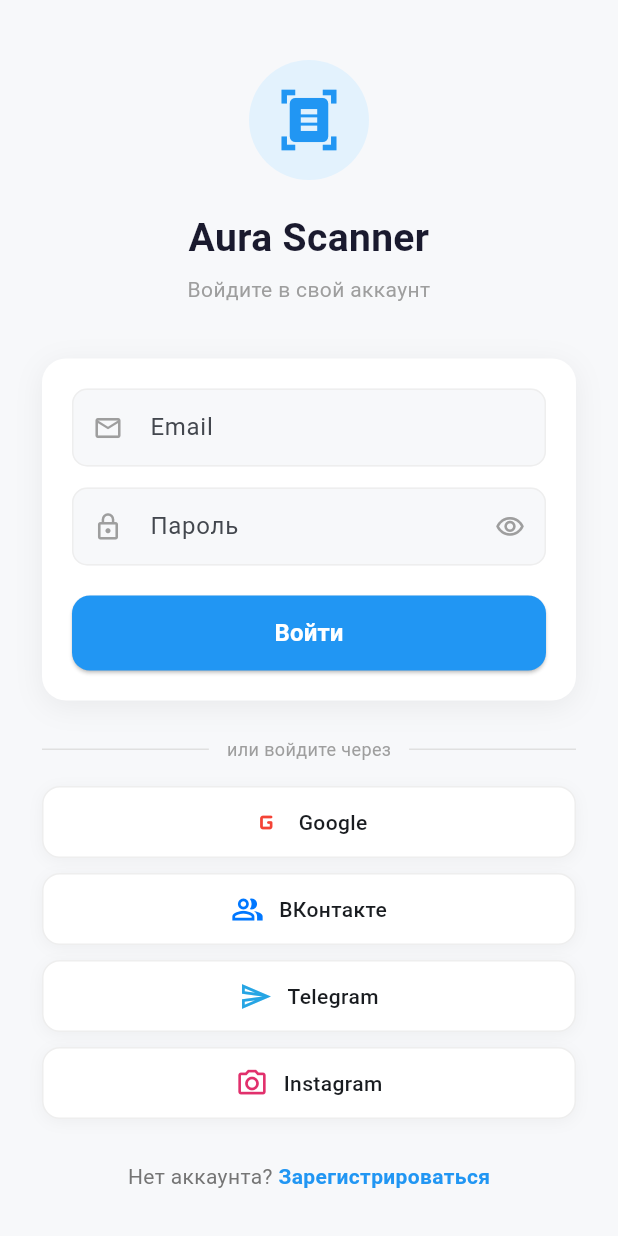
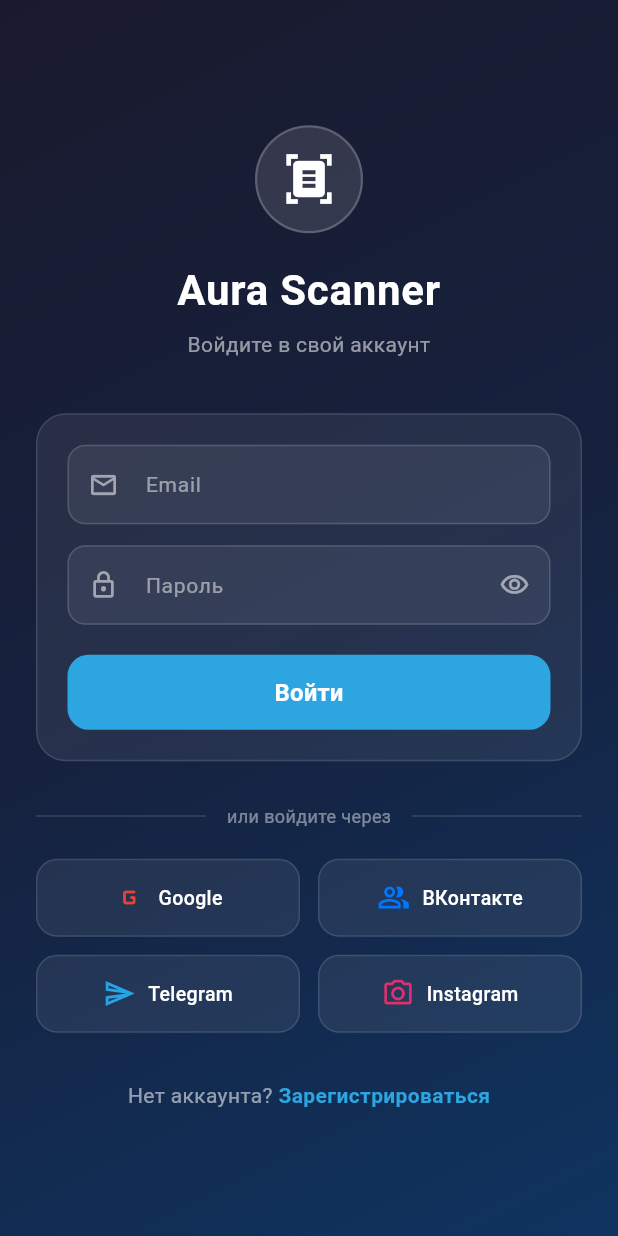
Before and after one commit to nekopunk44/Aura-scaner, a Flutter app: the screen it shows after launch, on a phone screen of 412 x 824 dp. Run offline on Flutter 3.47's test engine with Material 3 defaults, Android fonts, the phone set to English and light mode, and no system bars; our stand-ins replace app_links, camera, dio, file_picker, image_cropper, image_picker and 8 more; missing offline and left inert: docx_to_text, flutter_doc_scanner, flutter_tesseract_ocr, flutter_web_auth_2, google_mlkit_language_id, google_mlkit_text_recognition and 6 more.

Commit message:
redesign: dark theme login screen and Telegram callback page

```diff
--- a/scanner_ap/lib/screens/auth/login_screen.dart
+++ b/scanner_ap/lib/screens/auth/login_screen.dart
@@ -53,7 +53,6 @@
     }
   }
 
-  /// Выполняет социальную авторизацию, навигирует на главный экран при успехе.
   Future<void> _socialLogin(Future<AuthUser> Function() authCall) async {
     setState(() => _isLoading = true);
     try {
@@ -76,9 +75,7 @@
   }
 
   void _onGoogleTap() => _socialLogin(_socialAuth.loginWithGoogle);
-
   void _onVkTap() => _socialLogin(_socialAuth.loginWithVk);
-
   void _onTelegramTap() => _socialLogin(() => _socialAuth.loginWithTelegram(context));
 
   void _onInstagramTap() {
@@ -92,72 +89,93 @@
         backgroundColor: Color(0xFFE1306C),
       ),
     );
-    // Раскомментируйте после настройки Instagram Basic Display API:
-    // _socialLogin(_socialAuth.loginWithInstagram);
   }
 
   @override
   Widget build(BuildContext context) {
     return Scaffold(
-      backgroundColor: const Color(0xFFF7F8FA),
-      body: SafeArea(
+      body: Container(
+        decoration: const BoxDecoration(
+          gradient: LinearGradient(
+            begin: Alignment.topLeft,
+            end: Alignment.bottomRight,
+            colors: [Color(0xFF1a1a2e), Color(0xFF16213e), Color(0xFF0f3460)],
+          ),
+        ),
+        child: SafeArea(
           child: Center(
             child: SingleChildScrollView(
-            padding: const EdgeInsets.symmetric(horizontal: 28, vertical: 16),
+              padding: const EdgeInsets.symmetric(horizontal: 24, vertical: 24),
               child: Column(
                 crossAxisAlignment: CrossAxisAlignment.stretch,
                 children: [
-                const SizedBox(height: 24),
-                // Логотип
-                Container(
-                  width: 80,
-                  height: 80,
-                  margin: const EdgeInsets.only(bottom: 20),
+                  const SizedBox(height: 16),
+
+                  // Logo
+                  Center(
+                    child: Container(
+                      width: 72,
+                      height: 72,
                       decoration: BoxDecoration(
-                    color: Colors.blue.shade50,
+                        color: Colors.white.withValues(alpha: 0.12),
                         shape: BoxShape.circle,
+                        border: Border.all(
+                          color: Colors.white.withValues(alpha: 0.2),
+                          width: 1.5,
                         ),
-                  child: const Icon(Icons.document_scanner,
-                      size: 44, color: Colors.blue),
                       ),
+                      child: const Icon(
+                        Icons.document_scanner,
+                        size: 36,
+                        color: Colors.white,
+                      ),
+                    ),
+                  ),
+
+                  const SizedBox(height: 18),
+
                   const Text(
                     'Aura Scanner',
                     textAlign: TextAlign.center,
                     style: TextStyle(
-                      fontSize: 26,
+                      fontSize: 28,
                       fontWeight: FontWeight.bold,
-                      color: Color(0xFF1A1A2E)),
+                      color: Colors.white,
+                      letterSpacing: 0.5,
+                    ),
                   ),
                   const SizedBox(height: 6),
                   Text(
                     'Войдите в свой аккаунт',
                     textAlign: TextAlign.center,
-                  style: TextStyle(fontSize: 14, color: Colors.grey.shade500),
+                    style: TextStyle(
+                      fontSize: 14,
+                      color: Colors.white.withValues(alpha: 0.55),
                     ),
+                  ),
+
                   const SizedBox(height: 36),
 
-                // Форма
+                  // Form card
                   Container(
                     decoration: BoxDecoration(
-                    color: Colors.white,
-                    borderRadius: BorderRadius.circular(16),
-                    boxShadow: [
-                      BoxShadow(
-                        color: Colors.black.withValues(alpha: 0.06),
-                        blurRadius: 16,
-                        offset: const Offset(0, 4),
+                      color: Colors.white.withValues(alpha: 0.07),
+                      borderRadius: BorderRadius.circular(20),
+                      border: Border.all(
+                        color: Colors.white.withValues(alpha: 0.12),
+                        width: 1,
                       ),
-                    ],
                     ),
                     padding: const EdgeInsets.all(20),
                     child: Form(
                       key: _formKey,
                       child: Column(
                         children: [
-                        TextFormField(
+                          _DarkTextField(
                             controller: _emailController,
+                            label: 'Email',
+                            icon: Icons.email_outlined,
                             keyboardType: TextInputType.emailAddress,
-                          decoration: _inputDecoration('Email', Icons.email_outlined),
                             validator: (v) {
                               if (v == null || v.trim().isEmpty) return 'Введите email';
                               if (!v.contains('@')) return 'Некорректный email';
@@ -165,23 +183,21 @@
                             },
                           ),
                           const SizedBox(height: 14),
-                        TextFormField(
+                          _DarkTextField(
                             controller: _passwordController,
+                            label: 'Пароль',
+                            icon: Icons.lock_outline,
                             obscureText: _obscurePassword,
-                          decoration: _inputDecoration(
-                            'Пароль',
-                            Icons.lock_outline,
                             suffix: IconButton(
                               icon: Icon(
                                 _obscurePassword
                                     ? Icons.visibility_outlined
                                     : Icons.visibility_off_outlined,
-                                color: Colors.grey,
+                                color: Colors.white54,
                                 size: 20,
                               ),
-                              onPressed: () => setState(
-                                  () => _obscurePassword = !_obscurePassword),
-                            ),
+                              onPressed: () =>
+                                  setState(() => _obscurePassword = !_obscurePassword),
                             ),
                             validator: (v) {
                               if (v == null || v.isEmpty) return 'Введите пароль';
@@ -196,9 +212,13 @@
                             child: ElevatedButton(
                               onPressed: _isLoading ? null : _login,
                               style: ElevatedButton.styleFrom(
-                              backgroundColor: Colors.blue,
+                                backgroundColor: const Color(0xFF2CA5E0),
+                                disabledBackgroundColor:
+                                    const Color(0xFF2CA5E0).withValues(alpha: 0.4),
                                 shape: RoundedRectangleBorder(
-                                  borderRadius: BorderRadius.circular(12)),
+                                  borderRadius: BorderRadius.circular(14),
+                                ),
+                                elevation: 0,
                               ),
                               child: _isLoading
                                   ? const SizedBox(
@@ -207,11 +227,14 @@
                                       child: CircularProgressIndicator(
                                           strokeWidth: 2, color: Colors.white),
                                     )
-                                : const Text('Войти',
+                                  : const Text(
+                                      'Войти',
                                       style: TextStyle(
                                         fontSize: 16,
                                         fontWeight: FontWeight.w600,
-                                        color: Colors.white)),
+                                        color: Colors.white,
+                                      ),
+                                    ),
                             ),
                           ),
                         ],
@@ -219,61 +242,94 @@
                     ),
                   ),
 
-                const SizedBox(height: 24),
+                  const SizedBox(height: 28),
 
-                // Разделитель
+                  // Divider
                   Row(
                     children: [
-                    Expanded(child: Divider(color: Colors.grey.shade300)),
+                      Expanded(
+                        child: Divider(
+                          color: Colors.white.withValues(alpha: 0.15),
+                        ),
+                      ),
                       Padding(
-                      padding: const EdgeInsets.symmetric(horizontal: 12),
-                      child: Text('или войдите через',
+                        padding: const EdgeInsets.symmetric(horizontal: 14),
+                        child: Text(
+                          'или войдите через',
                           style: TextStyle(
-                              fontSize: 12, color: Colors.grey.shade500)),
+                            fontSize: 12,
+                            color: Colors.white.withValues(alpha: 0.45),
                           ),
-                    Expanded(child: Divider(color: Colors.grey.shade300)),
+                        ),
+                      ),
+                      Expanded(
+                        child: Divider(
+                          color: Colors.white.withValues(alpha: 0.15),
+                        ),
+                      ),
                     ],
                   ),
 
-                const SizedBox(height: 16),
+                  const SizedBox(height: 20),
 
-                // Социальные кнопки
-                _SocialButton(
+                  // Social buttons grid
+                  Row(
+                    children: [
+                      Expanded(
+                        child: _SocialTile(
                           label: 'Google',
+                          color: const Color(0xFFEA4335),
                           icon: Icons.g_mobiledata_rounded,
-                  iconColor: Colors.red,
                           onTap: _isLoading ? null : _onGoogleTap,
                         ),
-                const SizedBox(height: 10),
-                _SocialButton(
+                      ),
+                      const SizedBox(width: 12),
+                      Expanded(
+                        child: _SocialTile(
                           label: 'ВКонтакте',
+                          color: const Color(0xFF0077FF),
                           icon: Icons.people_alt_outlined,
-                  iconColor: const Color(0xFF0077FF),
                           onTap: _isLoading ? null : _onVkTap,
                         ),
-                const SizedBox(height: 10),
-                _SocialButton(
+                      ),
+                    ],
+                  ),
+                  const SizedBox(height: 12),
+                  Row(
+                    children: [
+                      Expanded(
+                        child: _SocialTile(
                           label: 'Telegram',
+                          color: const Color(0xFF26A5E4),
                           icon: Icons.send_outlined,
-                  iconColor: const Color(0xFF26A5E4),
                           onTap: _isLoading ? null : _onTelegramTap,
                         ),
-                const SizedBox(height: 10),
-                _SocialButton(
+                      ),
+                      const SizedBox(width: 12),
+                      Expanded(
+                        child: _SocialTile(
                           label: 'Instagram',
+                          color: const Color(0xFFE1306C),
                           icon: Icons.camera_alt_outlined,
-                  iconColor: const Color(0xFFE1306C),
                           onTap: _isLoading ? null : _onInstagramTap,
                         ),
+                      ),
+                    ],
+                  ),
 
-                const SizedBox(height: 28),
+                  const SizedBox(height: 32),
 
-                // Регистрация
+                  // Register link
                   Row(
                     mainAxisAlignment: MainAxisAlignment.center,
                     children: [
-                    Text('Нет аккаунта? ',
-                        style: TextStyle(color: Colors.grey.shade600)),
+                      Text(
+                        'Нет аккаунта? ',
+                        style: TextStyle(
+                          color: Colors.white.withValues(alpha: 0.55),
+                          fontSize: 14,
+                        ),
+                      ),
                       GestureDetector(
                         onTap: () => Navigator.push(
                           context,
@@ -283,91 +339,134 @@
                         child: const Text(
                           'Зарегистрироваться',
                           style: TextStyle(
-                            color: Colors.blue,
-                            fontWeight: FontWeight.w600),
+                            color: Color(0xFF2CA5E0),
+                            fontWeight: FontWeight.w600,
+                            fontSize: 14,
+                          ),
                         ),
                       ),
                     ],
                   ),
+
                   const SizedBox(height: 16),
                 ],
               ),
             ),
           ),
         ),
-    );
-  }
-
-  InputDecoration _inputDecoration(String label, IconData icon,
-      {Widget? suffix}) {
-    return InputDecoration(
-      labelText: label,
-      prefixIcon: Icon(icon, size: 20, color: Colors.grey),
-      suffixIcon: suffix,
-      filled: true,
-      fillColor: const Color(0xFFF7F8FA),
-      border: OutlineInputBorder(
-        borderRadius: BorderRadius.circular(10),
-        borderSide: BorderSide(color: Colors.grey.shade200),
       ),
-      enabledBorder: OutlineInputBorder(
-        borderRadius: BorderRadius.circular(10),
-        borderSide: BorderSide(color: Colors.grey.shade200),
-      ),
-      focusedBorder: OutlineInputBorder(
-        borderRadius: BorderRadius.circular(10),
-        borderSide: const BorderSide(color: Colors.blue),
-      ),
-      contentPadding:
-          const EdgeInsets.symmetric(horizontal: 16, vertical: 14),
     );
   }
 }
 
-class _SocialButton extends StatelessWidget {
+class _DarkTextField extends StatelessWidget {
+  final TextEditingController controller;
   final String label;
   final IconData icon;
-  final Color iconColor;
-  // nullable — кнопка отключается во время загрузки (_isLoading = true)
+  final TextInputType? keyboardType;
+  final bool obscureText;
+  final Widget? suffix;
+  final String? Function(String?)? validator;
+
+  const _DarkTextField({
+    required this.controller,
+    required this.label,
+    required this.icon,
+    this.keyboardType,
+    this.obscureText = false,
+    this.suffix,
+    this.validator,
+  });
+
+  @override
+  Widget build(BuildContext context) {
+    return TextFormField(
+      controller: controller,
+      keyboardType: keyboardType,
+      obscureText: obscureText,
+      style: const TextStyle(color: Colors.white, fontSize: 15),
+      validator: validator,
+      decoration: InputDecoration(
+        labelText: label,
+        labelStyle: TextStyle(color: Colors.white.withValues(alpha: 0.5), fontSize: 14),
+        prefixIcon: Icon(icon, size: 20, color: Colors.white54),
+        suffixIcon: suffix,
+        filled: true,
+        fillColor: Colors.white.withValues(alpha: 0.07),
+        border: OutlineInputBorder(
+          borderRadius: BorderRadius.circular(12),
+          borderSide: BorderSide(color: Colors.white.withValues(alpha: 0.15)),
+        ),
+        enabledBorder: OutlineInputBorder(
+          borderRadius: BorderRadius.circular(12),
+          borderSide: BorderSide(color: Colors.white.withValues(alpha: 0.15)),
+        ),
+        focusedBorder: OutlineInputBorder(
+          borderRadius: BorderRadius.circular(12),
+          borderSide: const BorderSide(color: Color(0xFF2CA5E0), width: 1.5),
+        ),
+        errorBorder: OutlineInputBorder(
+          borderRadius: BorderRadius.circular(12),
+          borderSide: const BorderSide(color: Colors.redAccent),
+        ),
+        focusedErrorBorder: OutlineInputBorder(
+          borderRadius: BorderRadius.circular(12),
+          borderSide: const BorderSide(color: Colors.redAccent, width: 1.5),
+        ),
+        errorStyle: const TextStyle(color: Colors.redAccent, fontSize: 12),
+        contentPadding:
+            const EdgeInsets.symmetric(horizontal: 16, vertical: 15),
+      ),
+    );
+  }
+}
+
+class _SocialTile extends StatelessWidget {
+  final String label;
+  final Color color;
+  final IconData icon;
   final VoidCallback? onTap;
 
-  const _SocialButton({
+  const _SocialTile({
     required this.label,
+    required this.color,
     required this.icon,
-    required this.iconColor,
     required this.onTap,
   });
 
   @override
   Widget build(BuildContext context) {
-    return InkWell(
+    return Material(
+      color: Colors.transparent,
+      child: InkWell(
         onTap: onTap,
-      borderRadius: BorderRadius.circular(12),
+        borderRadius: BorderRadius.circular(14),
+        splashColor: color.withValues(alpha: 0.15),
         child: Container(
-        height: 48,
+          height: 52,
           decoration: BoxDecoration(
-          color: Colors.white,
-          borderRadius: BorderRadius.circular(12),
-          border: Border.all(color: Colors.grey.shade200),
-          boxShadow: [
-            BoxShadow(
-              color: Colors.black.withValues(alpha: 0.04),
-              blurRadius: 8,
-              offset: const Offset(0, 2),
+            color: Colors.white.withValues(alpha: 0.07),
+            borderRadius: BorderRadius.circular(14),
+            border: Border.all(
+              color: Colors.white.withValues(alpha: 0.12),
+              width: 1,
             ),
-          ],
           ),
           child: Row(
             mainAxisAlignment: MainAxisAlignment.center,
             children: [
-            Icon(icon, color: iconColor, size: 22),
-            const SizedBox(width: 10),
+              Icon(icon, color: color, size: 22),
+              const SizedBox(width: 8),
               Text(
                 label,
                 style: const TextStyle(
-                  fontWeight: FontWeight.w500, fontSize: 14),
+                  color: Colors.white,
+                  fontWeight: FontWeight.w500,
+                  fontSize: 13,
+                ),
               ),
             ],
+          ),
         ),
       ),
     );
```
Also changed, not shown: 1 other file. Lines whose indentation alone changed are shown as unchanged.
